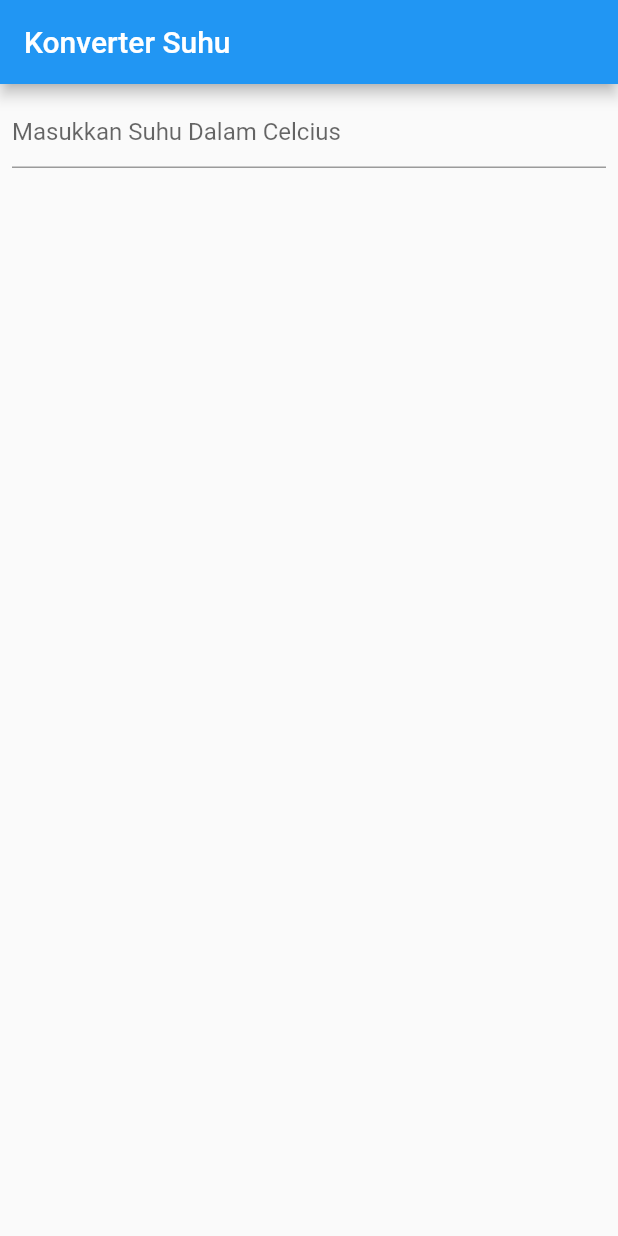
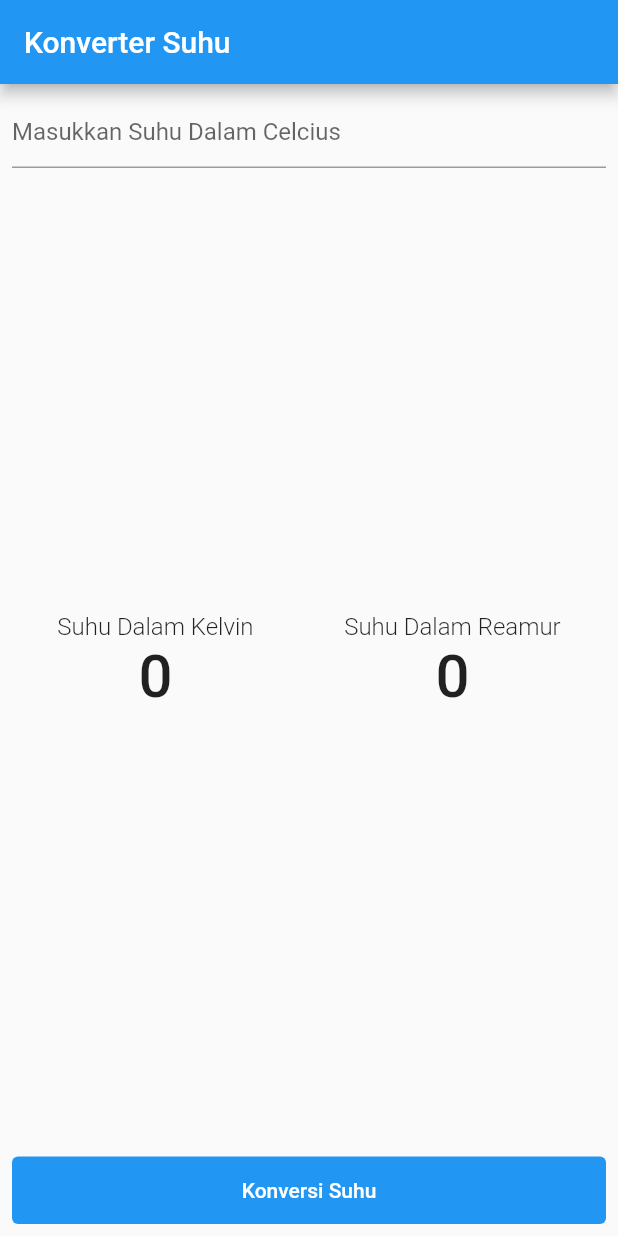
Before and after one commit to aisyahnadhira/flutter_konversi_suhu, a Flutter app: the screen it shows after launch, on a phone screen of 412 x 824 dp. Run offline on Flutter 3.47's test engine with Material 2 defaults, Android fonts, the phone set to English and light mode, and no system bars.

Commit message:
add button

```diff
--- a/lib/main.dart
+++ b/lib/main.dart
@@ -4,12 +4,21 @@ void main() {
   runApp(const MyApp());
 }
 
-class MyApp extends StatelessWidget {
+class MyApp extends StatefulWidget {
   const MyApp({Key? key}) : super(key: key);
 
   @override
+  State<MyApp> createState() => _MyAppState();
+}
+
+class _MyAppState extends State<MyApp> {
+  double _inputUser = 0;
+  double _kelvin = 0;
+  double _reamur = 0;
+  @override
   Widget build(BuildContext context) {
     return MaterialApp(
+      debugShowCheckedModeBanner: false,
       title: 'Konverter Suhu',
       theme: ThemeData(
         primarySwatch: Colors.blue,
@@ -21,11 +30,65 @@ class MyApp extends StatelessWidget {
         body: Container(
             margin: const EdgeInsets.all(8),
             child: Column(
+              mainAxisAlignment: MainAxisAlignment.spaceBetween,
               children: [
                 TextFormField(
                   decoration: const InputDecoration(
                       hintText: "Masukkan Suhu Dalam Celcius"),
                   keyboardType: TextInputType.number,
+                ),
+                Row(
+                  mainAxisAlignment: MainAxisAlignment.spaceAround,
+                  children: [
+                    Column(
+                      children: [
+                        Text(
+                          "Suhu Dalam Kelvin",
+                          style: TextStyle(
+                            fontSize: 16,
+                            fontWeight: FontWeight.w300,
+                          ),
+                        ),
+                        Text(
+                          "0",
+                          style: TextStyle(
+                            fontSize: 40,
+                            fontWeight: FontWeight.w500,
+                          ),
+                        ),
+                      ],
+                    ),
+                    Column(
+                      children: [
+                        Text(
+                          "Suhu Dalam Reamur",
+                          style: TextStyle(
+                            fontSize: 16,
+                            fontWeight: FontWeight.w300,
+                          ),
+                        ),
+                        Text(
+                          "0",
+                          style: TextStyle(
+                            fontSize: 40,
+                            fontWeight: FontWeight.w500,
+                          ),
+                        ),
+                      ],
+                    ),
+                  ],
+                ),
+                Container(
+                  width: 500,
+                  height: 45,
+                  child: TextButton(
+                    style: TextButton.styleFrom(backgroundColor: Colors.blue),
+                    onPressed: () {},
+                    child: Text(
+                      "Konversi Suhu",
+                      style: TextStyle(color: Colors.white),
+                    ),
+                  ),
                 ),
               ],
             )),
```
